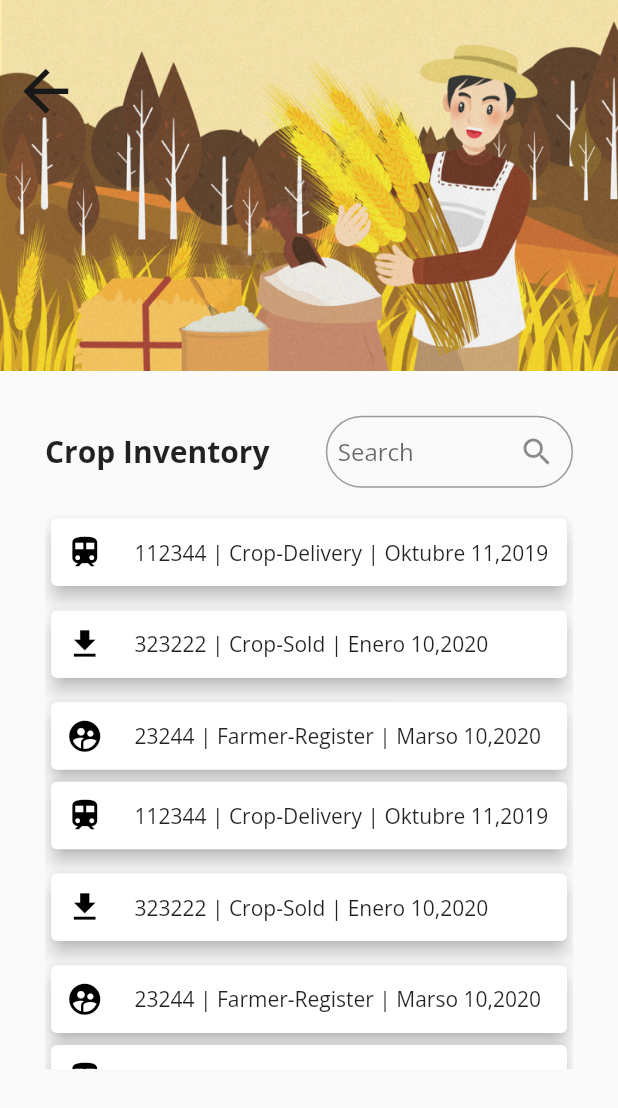
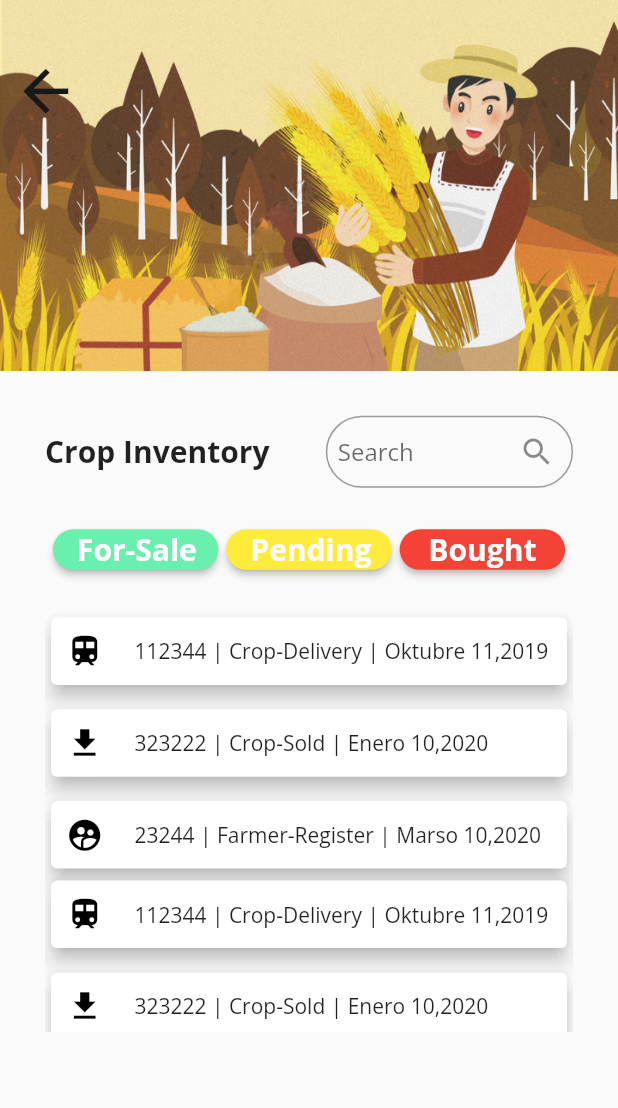
Before and after one commit to ianvillamia/Agri-Cure, a Flutter app: the CropInventory screen opened directly, on a phone screen of 412 x 824 dp. Shown: the top 1108 px of the screen. Run offline on Flutter 3.47's test engine with Material 2 defaults, Android fonts, the light colour scheme and no system bars; our stand-ins replace animate_do, fluro, google_fonts; missing offline and left inert: flare_splash_screen; statements that could not run were skipped.

```diff
--- a/agri_cure/lib/screens/main/cropInventory/cropInventoryScreen.dart
+++ b/agri_cure/lib/screens/main/cropInventory/cropInventoryScreen.dart
@@ -78,11 +78,29 @@ class _CropInventoryState extends State<CropInventory> {
                           )
                         ],
                       ),
-                      SizedBox(
-                        height: size.height * .02,
+                      Container(
+                        width: size.width,
+                        height: size.height * .1,
+                        child: Row(
+                          mainAxisAlignment: MainAxisAlignment.spaceEvenly,
+                          children: <Widget>[
+                            _roundedButton(
+                                size: size,
+                                color: Colors.greenAccent,
+                                buttonText: 'For-Sale'),
+                            _roundedButton(
+                                size: size,
+                                color: Colors.yellow,
+                                buttonText: 'Pending'),
+                            _roundedButton(
+                                size: size,
+                                color: Colors.red,
+                                buttonText: 'Bought'),
+                          ],
+                        ),
                       ),
                       Container(
-                        height: size.height * .45,
+                        height: size.height * .34,
                         child: SingleChildScrollView(
                           child: Column(
                             children: <Widget>[
@@ -198,6 +216,29 @@ class _CropInventoryState extends State<CropInventory> {
     );
   }
 
+  _roundedButton(
+      {@required size, @required Color color, @required buttonText}) {
+    return MaterialButton(
+        height: size.height * .03,
+        color: color,
+        shape: RoundedRectangleBorder(
+          borderRadius: BorderRadius.circular(30),
+        ),
+        onPressed: () {},
+        child: Container(
+          width: size.width * .19,
+          child: Row(
+            mainAxisAlignment: MainAxisAlignment.spaceAround,
+            children: <Widget>[
+              Text(
+                buttonText,
+                style: CustomTextStyles.whiteText(),
+              ),
+            ],
+          ),
+        ));
+  }
+
   _buildCard({
     @required IconData icon,
     @required BuildContext context,
```
